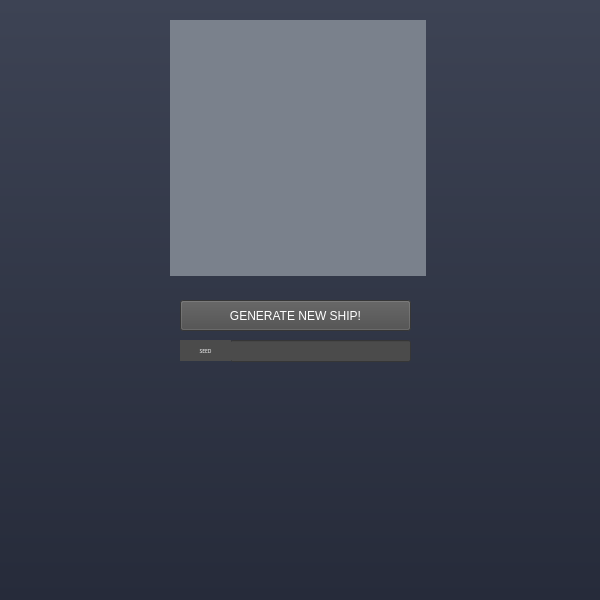
dicemaster5/SpaceShipGenerator, file Source/mainWindow.ui: the form before one commit.
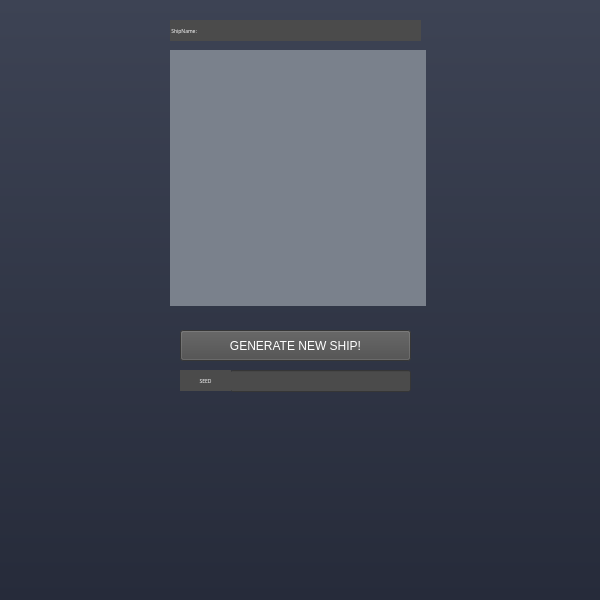
The form after the commit.

Commit message: New list of random names for each ship.

```diff
--- a/Source/mainWindow.ui
+++ b/Source/mainWindow.ui
@@ -35,7 +35,7 @@
     <property name="geometry">
      <rect>
       <x>180</x>
-      <y>300</y>
+      <y>330</y>
       <width>231</width>
       <height>31</height>
      </rect>
@@ -53,7 +53,7 @@
     <property name="geometry">
      <rect>
       <x>170</x>
-      <y>20</y>
+      <y>50</y>
       <width>256</width>
       <height>256</height>
      </rect>
@@ -84,7 +84,7 @@
     <property name="geometry">
      <rect>
       <x>230</x>
-      <y>340</y>
+      <y>370</y>
       <width>181</width>
       <height>22</height>
      </rect>
@@ -111,7 +111,7 @@
     <property name="geometry">
      <rect>
       <x>180</x>
-      <y>340</y>
+      <y>370</y>
       <width>51</width>
       <height>21</height>
      </rect>
@@ -137,6 +137,36 @@
      <set>Qt::AlignCenter</set>
     </property>
    </widget>
+   <widget class="QLabel" name="ShipName">
+    <property name="geometry">
+     <rect>
+      <x>170</x>
+      <y>20</y>
+      <width>251</width>
+      <height>21</height>
+     </rect>
+    </property>
+    <property name="font">
+     <font>
+      <family>8514oem</family>
+      <pointsize>4</pointsize>
+      <weight>50</weight>
+      <italic>false</italic>
+      <bold>false</bold>
+     </font>
+    </property>
+    <property name="styleSheet">
+     <string notr="true">background-color:rgb(75, 75, 75);
+color: white;
+font: 4pt &quot;8514oem&quot;;</string>
+    </property>
+    <property name="text">
+     <string> ShipName:</string>
+    </property>
+    <property name="alignment">
+     <set>Qt::AlignLeading|Qt::AlignLeft|Qt::AlignVCenter</set>
+    </property>
+   </widget>
   </widget>
  </widget>
  <resources/>
```
Left out of the diff: 2 changed lines with no effect on the pictures. The commit also changes 4 other files.
